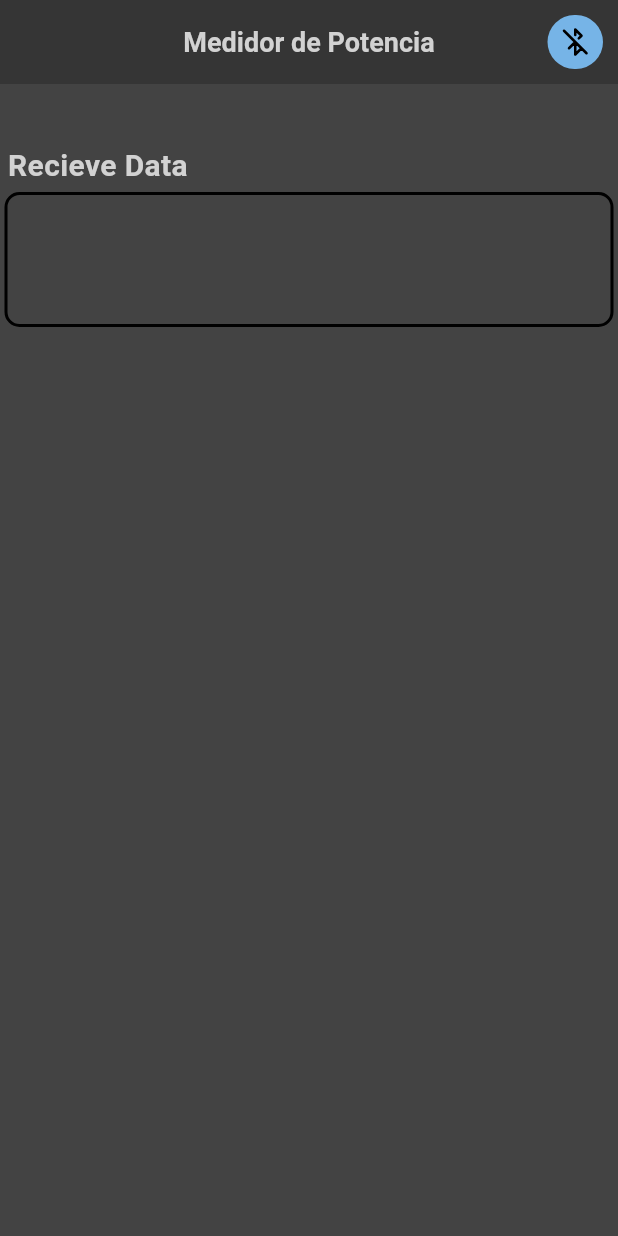
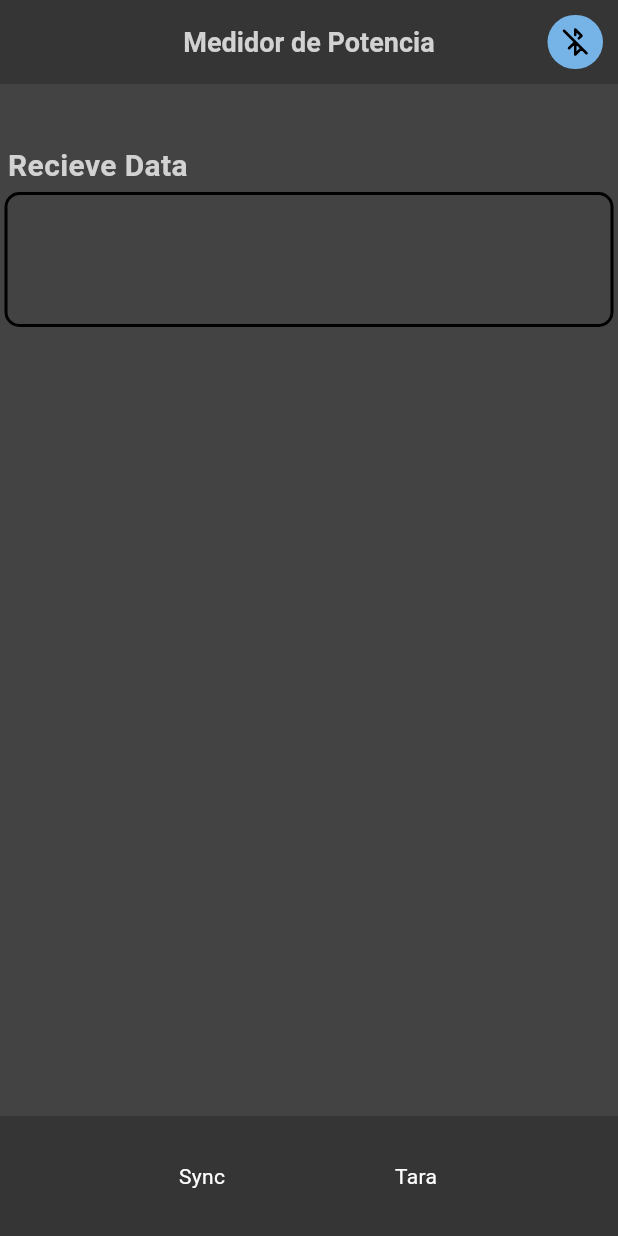
Before and after one commit to Jorbis21/TFG, a Flutter app: the screen it shows after launch, on a phone screen of 412 x 824 dp. Run offline on Flutter 3.47's test engine with Material 3 defaults, Android fonts, the light colour scheme and no system bars; our stand-ins replace flutter_svg, permission_handler; missing offline and left inert: flutter_reactive_ble, octoplus.

Commit message:
Botones añadidos y funcionales
Solo faltaría poner bonito la recepción de datos, incluyendo lo de tara y sincro realizada.

```diff
--- a/Flutter/MedPotApp/medpotapp/lib/logic/bleController.dart
+++ b/Flutter/MedPotApp/medpotapp/lib/logic/bleController.dart
@@ -114,7 +114,6 @@ class BLEController {
         withServices: [UART_UUID, UART_RX, UART_TX],
         prescanDuration: const Duration(seconds: 1));
     connection = currentConnectionStream!.listen((event) {
-      var id = event.deviceId.toString();
       switch (event.connectionState) {
         case DeviceConnectionState.connecting:
           {
--- a/Flutter/MedPotApp/medpotapp/lib/pages/home.dart
+++ b/Flutter/MedPotApp/medpotapp/lib/pages/home.dart
@@ -36,7 +36,42 @@ class HomePageState extends State<HomePage> {
             ),
             _recieveData()
           ],
-        ));
+        ),
+        bottomNavigationBar: _bottomAppBar(),
+        );
+  }
+
+  BottomAppBar _bottomAppBar() {
+    return BottomAppBar(
+        color: const Color.fromARGB(137, 41, 41, 41),
+        child: Row(
+          mainAxisAlignment: MainAxisAlignment.spaceEvenly,
+          crossAxisAlignment: CrossAxisAlignment.stretch,
+          children: [
+            IconButton(
+              onPressed: (){
+                ble.sendData('s');
+              },
+              icon: const Text(
+                'Sync',
+                style: TextStyle(
+                  color: Colors.white
+                ),
+              )
+            ),
+            IconButton(
+            onPressed: (){
+              ble.sendData('t');
+            },
+            icon: const Text(
+              'Tara',
+              style: TextStyle(
+                color: Colors.white
+              ),
+            ))
+          ],
+        ),
+      );
   }
 
   Column _recieveData() {
```
